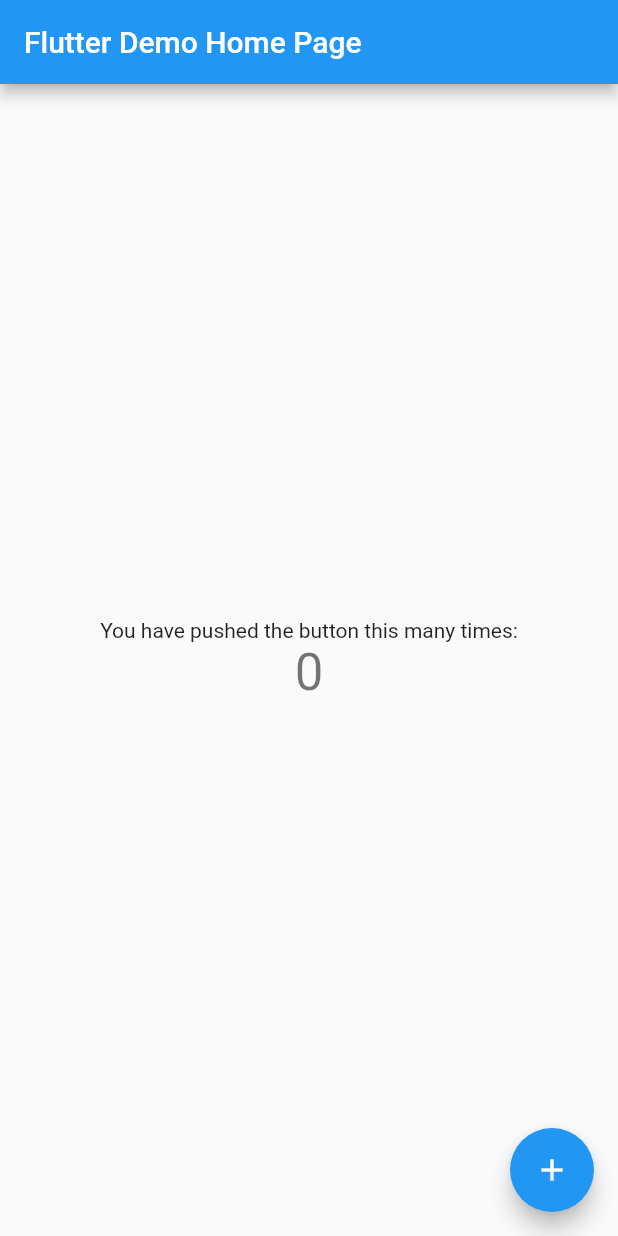
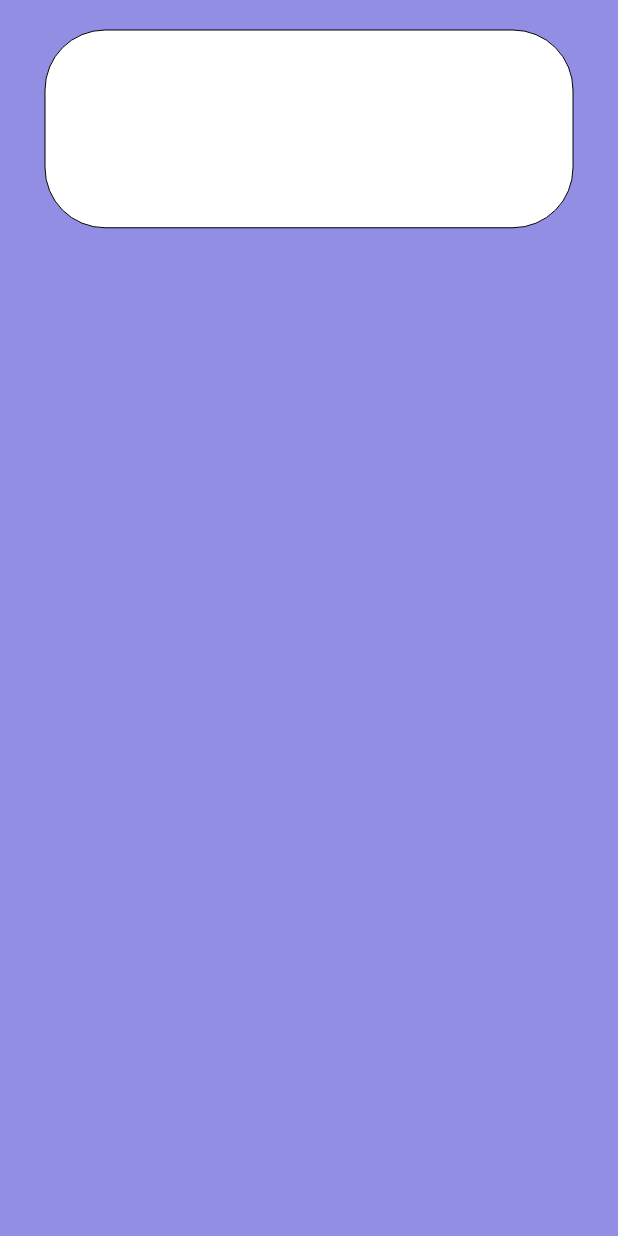
Before and after one commit to heboochii/venti-ventures-flutter, a Flutter app: the screen it shows after launch, on a phone screen of 412 x 824 dp. Run offline on Flutter 3.47's test engine with Material 2 defaults, Android fonts, the phone set to English and light mode, and no system bars.

Commit message:
setups and lists

```diff
--- /dev/null
+++ b/lib/Models/accounts_model.dart
@@ -0,0 +1,90 @@
+class Accounts {
+  final List balance;
+  final String currencyIsoCode;
+  final double value;
+  final int id;
+  final String owner;
+  final int accountNumber;
+  final String accountName;
+  final String iban;
+
+  Accounts(
+    this.balance,
+    this.currencyIsoCode,
+    this.value,
+    this.id,
+    this.owner,
+    this.accountNumber,
+    this.accountName,
+    this.iban,
+  );
+
+  static const accountList = [
+    {
+      "balance": {
+        "currencyIsoCode": "CHF",
+        "value": 14151.84,
+      },
+      "id": "27",
+      "owner": "Erika Von Mühlenen",
+      "accountNumber": "00020351",
+      "accountName": "Credit Card Account",
+      "iban": "CH5956810128753034072019",
+    },
+    {
+      "balance": {
+        "currencyIsoCode": "CHF",
+        "value": 11315.11,
+      },
+      "id": "28",
+      "owner": "Yana Kocher",
+      "accountNumber": "03963169",
+      "accountName": "Credit Card Account",
+      "iban": "CH470125018664130327935",
+    },
+    {
+      "balance": {
+        "currencyIsoCode": "CHF",
+        "value": 3908.14,
+      },
+      "id": "29",
+      "owner": "Anaïs Benoit",
+      "accountNumber": "28825289",
+      "accountName": "Credit Card Account",
+      "iban": "CH8850807000403728",
+    },
+    {
+      "balance": {
+        "currencyIsoCode": "CHF",
+        "value": 10843.05,
+      },
+      "id": "30",
+      "owner": "Maximilian Ruchti",
+      "accountNumber": "99831726",
+      "accountName": "Home Loan Account",
+      "iban": "CH3252AFW775SQ09900M7427",
+    },
+    {
+      "balance": {
+        "currencyIsoCode": "CHF",
+        "value": 11772.13,
+      },
+      "owner": "Rafael Munz",
+      "id": "31",
+      "accountNumber": "61738708",
+      "accountName": "Money Market Account",
+      "iban": "CH9108558062Y6853420",
+    },
+    {
+      "balance": {
+        "currencyIsoCode": "CHF",
+        "value": 4227.69,
+      },
+      "id": "32",
+      "owner": "Eleonora Mühlemann",
+      "accountNumber": "83188701",
+      "accountName": "Investment Account",
+      "iban": "CH870626852900227468",
+    }
+  ];
+}
--- /dev/null
+++ b/lib/Screens/Accounts.dart
@@ -0,0 +1,28 @@
+import 'package:account_widget_list/Widgets/AccountListView.dart';
+import 'package:account_widget_list/Widgets/ListTitle.dart';
+import 'package:flutter/material.dart';
+
+class Accounts extends StatefulWidget {
+  @override
+  _AccountsState createState() => _AccountsState();
+}
+
+class _AccountsState extends State<Accounts> {
+  @override
+  Widget build(BuildContext context) {
+    return Scaffold(
+      backgroundColor: Color(0xff928EE4),
+      // appBar: AppBar(
+      //   backgroundColor: Color(0xff928EE4),
+      //   elevation: 0,
+      // ),
+      body: AccountListView(),
+      // body: Column(
+      //   children: [
+      //     ListTitle(),
+      //     AccountListView(),
+      //   ],
+      // ),
+    );
+  }
+}
--- /dev/null
+++ b/lib/Widgets/AccountListView.dart
@@ -0,0 +1,38 @@
+import 'package:flutter/material.dart';
+
+class AccountListView extends StatefulWidget {
+  @override
+  _AccountListViewState createState() => _AccountListViewState();
+}
+
+class _AccountListViewState extends State<AccountListView> {
+  @override
+  Widget build(BuildContext context) {
+    double height = MediaQuery.of(context).size.height;
+    double width = MediaQuery.of(context).size.width;
+    // return Container(
+    //   height: 20,
+    //   width: 20,
+    //   color: Colors.white,
+    // );
+    return ListView(
+      children: [
+        Container(
+          decoration: BoxDecoration(
+            border: Border.all(
+              width: 0,
+            ),
+            borderRadius: BorderRadius.all(
+              Radius.circular(40),
+            ),
+            color: Colors.white,
+          ),
+          margin: EdgeInsets.only(top: 20, bottom: 10, left: 30, right: 30),
+          height: height * 0.16,
+          width: 20,
+          // color: Colors.white,
+        ),
+      ],
+    );
+  }
+}
--- /dev/null
+++ b/lib/Widgets/ListTitle.dart
@@ -0,0 +1,13 @@
+import 'package:flutter/material.dart';
+
+class ListTitle extends StatefulWidget {
+  @override
+  _ListTitleState createState() => _ListTitleState();
+}
+
+class _ListTitleState extends State<ListTitle> {
+  @override
+  Widget build(BuildContext context) {
+    return Container();
+  }
+}
--- a/lib/main.dart
+++ b/lib/main.dart
@@ -1,3 +1,4 @@
+import 'package:account_widget_list/Screens/Accounts.dart';
 import 'package:flutter/material.dart';
 
 void main() {
@@ -5,113 +6,18 @@ void main() {
 }
 
 class MyApp extends StatelessWidget {
-  // This widget is the root of your application.
   @override
   Widget build(BuildContext context) {
     return MaterialApp(
-      title: 'Flutter Demo',
+      debugShowCheckedModeBanner: false,
+      title: 'Activity List',
       theme: ThemeData(
-        // This is the theme of your application.
-        //
-        // Try running your application with "flutter run". You'll see the
-        // application has a blue toolbar. Then, without quitting the app, try
-        // changing the primarySwatch below to Colors.green and then invoke
-        // "hot reload" (press "r" in the console where you ran "flutter run",
-        // or simply save your changes to "hot reload" in a Flutter IDE).
-        // Notice that the counter didn't reset back to zero; the application
-        // is not restarted.
-        primarySwatch: Colors.blue,
-        // This makes the visual density adapt to the platform that you run
-        // the app on. For desktop platforms, the controls will be smaller and
-        // closer together (more dense) than on mobile platforms.
+        // primarySwatch: Color(0xFF990002),
+        primarySwatch: Colors.amber,
         visualDensity: VisualDensity.adaptivePlatformDensity,
+        backgroundColor: Colors.white,
       ),
-      home: MyHomePage(title: 'Flutter Demo Home Page'),
+      home: Accounts(),
     );
   }
 }
-
-class MyHomePage extends StatefulWidget {
-  MyHomePage({Key key, this.title}) : super(key: key);
-
-  // This widget is the home page of your application. It is stateful, meaning
-  // that it has a State object (defined below) that contains fields that affect
-  // how it looks.
-
-  // This class is the configuration for the state. It holds the values (in this
-  // case the title) provided by the parent (in this case the App widget) and
-  // used by the build method of the State. Fields in a Widget subclass are
-  // always marked "final".
-
-  final String title;
-
-  @override
-  _MyHomePageState createState() => _MyHomePageState();
-}
-
-class _MyHomePageState extends State<MyHomePage> {
-  int _counter = 0;
-
-  void _incrementCounter() {
-    setState(() {
-      // This call to setState tells the Flutter framework that something has
-      // changed in this State, which causes it to rerun the build method below
-      // so that the display can reflect the updated values. If we changed
-      // _counter without calling setState(), then the build method would not be
-      // called again, and so nothing would appear to happen.
-      _counter++;
-    });
-  }
-
-  @override
-  Widget build(BuildContext context) {
-    // This method is rerun every time setState is called, for instance as done
-    // by the _incrementCounter method above.
-    //
-    // The Flutter framework has been optimized to make rerunning build methods
-    // fast, so that you can just rebuild anything that needs updating rather
-    // than having to individually change instances of widgets.
-    return Scaffold(
-      appBar: AppBar(
-        // Here we take the value from the MyHomePage object that was created by
-        // the App.build method, and use it to set our appbar title.
-        title: Text(widget.title),
-      ),
-      body: Center(
-        // Center is a layout widget. It takes a single child and positions it
-        // in the middle of the parent.
-        child: Column(
-          // Column is also a layout widget. It takes a list of children and
-          // arranges them vertically. By default, it sizes itself to fit its
-          // children horizontally, and tries to be as tall as its parent.
-          //
-          // Invoke "debug painting" (press "p" in the console, choose the
-          // "Toggle Debug Paint" action from the Flutter Inspector in Android
-          // Studio, or the "Toggle Debug Paint" command in Visual Studio Code)
-          // to see the wireframe for each widget.
-          //
-          // Column has various properties to control how it sizes itself and
-          // how it positions its children. Here we use mainAxisAlignment to
-          // center the children vertically; the main axis here is the vertical
-          // axis because Columns are vertical (the cross axis would be
-          // horizontal).
-          mainAxisAlignment: MainAxisAlignment.center,
-          children: <Widget>[
-            Text(
-              'You have pushed the button this many times:',
-            ),
-            Text(
-              '$_counter',
-              style: Theme.of(context).textTheme.headline4,
-            ),
-          ],
-        ),
-      ),
-      floatingActionButton: FloatingActionButton(
-        onPressed: _incrementCounter,
-        tooltip: 'Increment',
-        child: Icon(Icons.add),
-      ), // This trailing comma makes auto-formatting nicer for build methods.
-    );
-  }
-}
```
